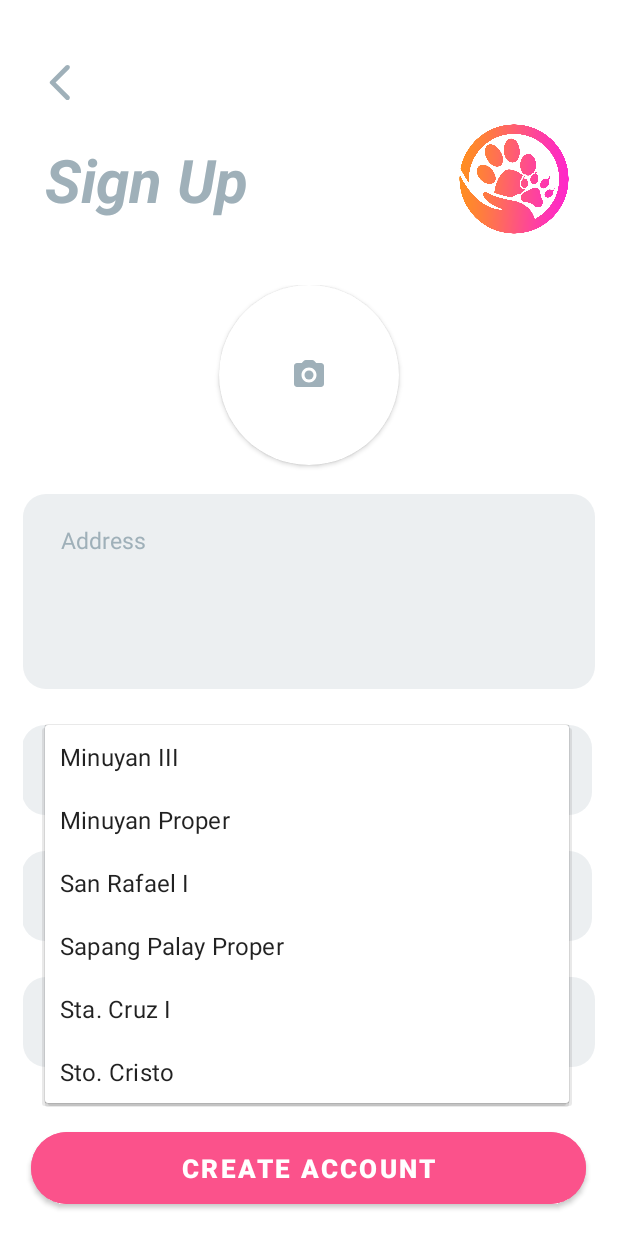
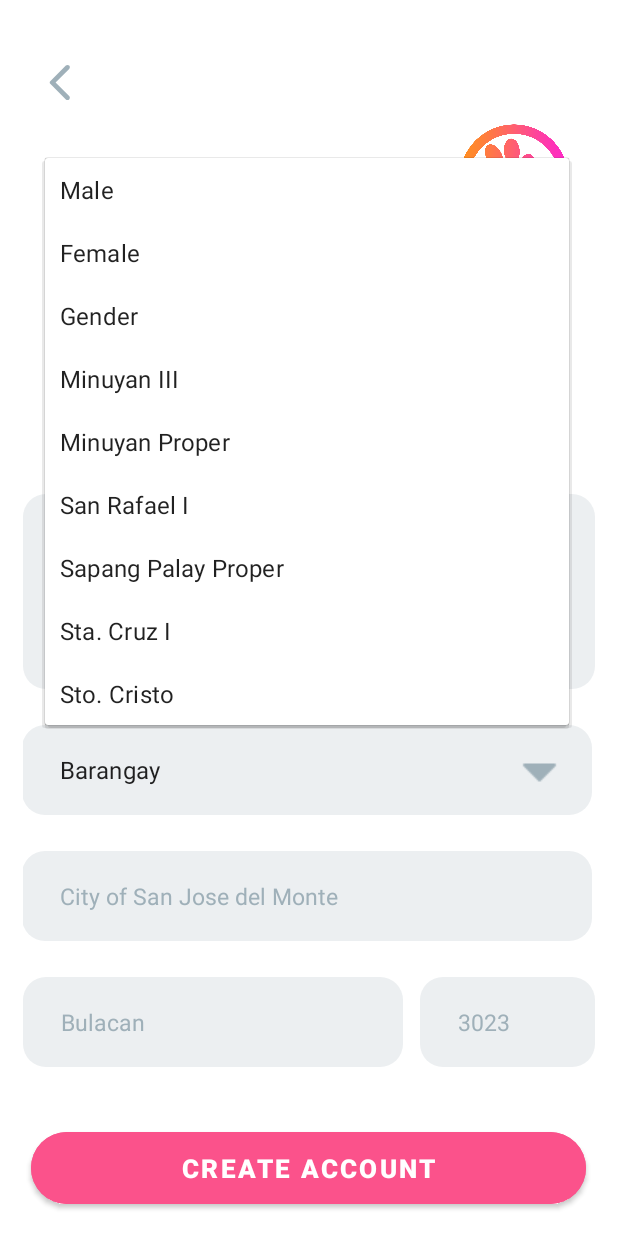
Before and after one commit to charleology/scratch, an Android app: the SignUp2 screen opened directly, with no data from a screen before it, after a tap on "Barangay", on a phone screen of 412 x 824 dp. Run offline under Robolectric (Android 15) with nearby library versions, the phone set to English and light mode, and no system bars; 1 other tap on this screen came first.

Commit message:
Commitment is a no no.

```diff
--- a/app/src/main/java/com/example/scratch/SignUp2.java
+++ b/app/src/main/java/com/example/scratch/SignUp2.java
@@ -3,19 +3,26 @@ package com.example.scratch;
 import androidx.annotation.Nullable;
 import androidx.appcompat.app.AppCompatActivity;
 
+import android.content.DialogInterface;
 import android.content.Intent;
 import android.graphics.Bitmap;
 import android.graphics.BitmapFactory;
+import android.graphics.Color;
 import android.os.Bundle;
 import android.view.View;
 import android.widget.ArrayAdapter;
 import android.widget.Button;
 import android.widget.EditText;
 import android.widget.ImageView;
+import android.widget.LinearLayout;
 import android.widget.Spinner;
+import android.widget.TextView;
 import android.widget.Toast;
 
+import com.google.android.material.dialog.MaterialAlertDialogBuilder;
+
 import java.io.BufferedInputStream;
+import java.util.Arrays;
 
 public class SignUp2 extends AppCompatActivity {
 
@@ -48,16 +55,22 @@ public class SignUp2 extends AppCompatActivity {
         spinProvince.setText("Bulacan");
         etZip.setText("3023");
 
-        String[] brgy = getResources().getStringArray(R.array.Barangay);
+        //String[] brgy = getResources().getStringArray(R.array.Barangay);
 
-        ArrayAdapter<String> barangayAdapter = new ArrayAdapter<String>(this, R.layout.drop_down_items, brgy) {
+        String[] first = getResources().getStringArray(R.array.Gender);
+        String[] second = getResources().getStringArray(R.array.Barangay);
+
+        String[] both = Arrays.copyOf(first, first.length + second.length);
+        System.arraycopy(second, 0, both, first.length, second.length);
+
+        ArrayAdapter<String> barangayAdapter = new ArrayAdapter<String>(this, R.layout.drop_down_items, both) {
             @Override
             public int getCount() {
-                return brgy.length-1;
+                return both.length-1;
             }
         };
         spinBarangay.setAdapter(barangayAdapter);
-        spinBarangay.setSelection(brgy.length-1);
+        spinBarangay.setSelection(both.length-1);
 
         ivPicture.setOnClickListener(new View.OnClickListener() {
             @Override
@@ -73,6 +86,49 @@ public class SignUp2 extends AppCompatActivity {
 
                 startActivityForResult(chooserIntent, PICK_IMAGE);
             }
+        });
+
+        btnCreate.setOnClickListener(new View.OnClickListener() {
+            @Override
+            public void onClick(View view) {
+                MaterialAlertDialogBuilder builder = new MaterialAlertDialogBuilder(SignUp2.this);
+                builder.setTitle("Terms and Conditions");
+                builder.setIcon(getDrawable(R.drawable.circlelogo_gradient));
+                builder.setBackground(getDrawable(R.drawable.dialog_bg));
+                builder.setMessage(getResources().getString(R.string.msg));
+
+                LinearLayout tnc_layout = new LinearLayout(SignUp2.this);
+                tnc_layout.setOrientation(LinearLayout.VERTICAL);
+                tnc_layout.setVerticalGravity(10);
+                TextView tnc_tv = new TextView(SignUp2.this);
+                tnc_tv.setText("Terms and Conditions");
+                tnc_tv.setTextColor(getColor(R.color.purple_700));
+                tnc_tv.setPadding(60,0,0,0);
+                tnc_layout.addView(tnc_tv);
+                builder.setView(tnc_layout);
+
+                builder.setPositiveButton("SUBMIT", new DialogInterface.OnClickListener() {
+                    @Override
+                    public void onClick(DialogInterface dialogInterface, int i) {
+                        //Codes here
+                    }
+                });
+                builder.setNegativeButton("CANCEL", new DialogInterface.OnClickListener() {
+                    @Override
+                    public void onClick(DialogInterface dialogInterface, int i) {
+                        //codes here
+                    }
+                });
+                builder.show();
+
+                tnc_tv.setOnClickListener(new View.OnClickListener() {
+                    @Override
+                    public void onClick(View view) {
+                        showTnc();
+                    }
+                });
+            }
+
         });
     }
 
@@ -101,4 +157,9 @@ public class SignUp2 extends AppCompatActivity {
         super.onBackPressed();
         this.finish();
     }
+
+    public void showTnc(){
+        Intent i = new Intent(SignUp2.this, TermsConditions.class);
+        startActivity(i);
+    }
 }
--- /dev/null
+++ b/app/src/main/res/drawable/dialog_bg.xml
@@ -0,0 +1,9 @@
+<?xml version="1.0" encoding="utf-8"?>
+<selector xmlns:android="http://schemas.android.com/apk/res/android">
+    <item>
+        <shape>
+            <solid android:color="@color/white"/>
+            <corners android:radius="15dp"/>
+        </shape>
+    </item>
+</selector>
--- a/app/src/main/res/layout/activity_sign_up_two.xml
+++ b/app/src/main/res/layout/activity_sign_up_two.xml
@@ -34,12 +34,13 @@
                 android:paddingBottom="10dp">
 
                 <ImageView
-                    android:onClick="back"
                     android:id="@+id/btnBack"
                     android:layout_width="30dp"
                     android:layout_height="30dp"
+                    android:onClick="back"
                     android:src="@drawable/ic_round_arrow_back_ios_24"
-                    app:tint="@color/textgray" />
+                    app:tint="@color/textgray"
+                    tools:ignore="TouchTargetSizeCheck,SpeakableTextPresentCheck" />
 
             </LinearLayout>
 
@@ -83,19 +84,19 @@
                 android:layout_width="120dp"
                 android:layout_height="120dp"
                 android:layout_marginBottom="7dp"
-                android:clickable="true"
                 android:foreground="@drawable/ic_round_camera_alt_24"
                 android:foregroundGravity="center"
                 android:foregroundTint="@color/textgray"
                 app:cardCornerRadius="100dp"
-                tools:ignore="SpeakableTextPresentCheck">
+                tools:ignore="SpeakableTextPresentCheck,DuplicateClickableBoundsCheck">
 
                 <ImageView
-                    android:clickable="true"
                     android:id="@+id/ivsignupPicture"
                     android:layout_width="match_parent"
                     android:layout_height="match_parent"
-                    android:scaleType="fitCenter"/>
+                    android:clickable="true"
+                    android:scaleType="fitCenter"
+                    tools:ignore="SpeakableTextPresentCheck" />
 
             </androidx.cardview.widget.CardView>
 
@@ -152,15 +153,16 @@
                     tools:ignore="SpeakableTextPresentCheck" />
 
                 <EditText
-                    android:editable="false"
                     android:id="@+id/tfsignupZip"
                     style="@style/textField_style"
                     android:layout_width="match_parent"
                     android:layout_height="wrap_content"
                     android:layout_marginStart="10dp"
                     android:layout_weight="2"
+                    android:editable="false"
+                    android:inputType="none"
                     android:textColor="@color/textgray"
-                    android:inputType="none" />
+                    tools:ignore="SpeakableTextPresentCheck" />
 
             </LinearLayout>
 
--- a/app/src/main/res/values/strings.xml
+++ b/app/src/main/res/values/strings.xml
@@ -16,4 +16,8 @@
         <item>Sto. Cristo</item>
         <item>Barangay</item>
     </string-array>
+
+    <string name="msg">\nBy clicking SUBMIT you have accepted and agreed to all of our Terms and Conditions.\n</string>
+
+    <string name="tnc">Lorem Ipsum is simply dummy text of the printing and typesetting industry. Lorem Ipsum has been the industry\'s standard dummy text ever since the 1500s, when an unknown printer took a galley of type and scrambled it to make a type specimen book. \n\nIt has survived not only five centuries, but also the leap into electronic typesetting, remaining essentially unchanged. It was popularised in the 1960s with the release of Letraset sheets containing Lorem Ipsum passages, and more recently with desktop publishing software like Aldus PageMaker including versions of Lorem Ipsum.Lorem Ipsum is simply dummy text of the printing and typesetting industry. Lorem Ipsum has been the industry\'s standard dummy text ever since the 1500s, when an unknown printer took a galley of type and scrambled it to make a type specimen book. \n\nIt has survived not only five centuries, but also the leap into electronic typesetting, remaining essentially unchanged. It was popularised in the 1960s with the release of Letraset sheets containing Lorem Ipsum passages, and more recently with desktop publishing software like Aldus PageMaker including versions of Lorem Ipsum.</string>
 </resources>
```
Also changed, not shown: app/src/main/AndroidManifest.xml (+7 -4 lines), app/src/main/java/com/example/scratch/TermsConditions.java (added, +26 -0 lines), app/src/main/res/layout/activity_terms_conditions.xml (added, +115 -0 lines), app/src/main/res/drawable-v24/name_logo.png (added), app/src/main/res/drawable-v24/revised_x.png (deleted).
